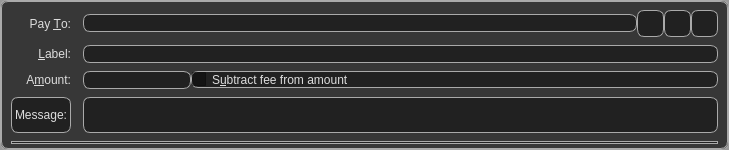
First picture: the form in src/qt/forms/sendcoinsentry.ui, repository fartcoin-project/fartcoin, before the edit.
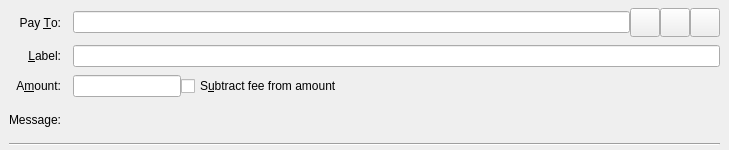
Second picture: the form after the edit. Icons and pictures are not drawn. Custom widgets are drawn as their Qt base class.

What changed in the file:
```diff
--- a/src/qt/forms/sendcoinsentry.ui
+++ b/src/qt/forms/sendcoinsentry.ui
@@ -2,10 +2,6 @@
 <ui version="4.0">
  <class>SendCoinsEntry</class>
  <widget class="QStackedWidget" name="SendCoinsEntry">
-<!-- Set the background to 0% with no-border -->
-            <property name="styleSheet">
-             <string notr="true"> background-color: rgba(0, 0, 0, 40%); border-radius: 7px; border: 1px solid #AAAAAA; color: #DDDDDD; </string>
-            </property>
   <property name="geometry">
    <rect>
     <x>0</x>
@@ -42,10 +38,6 @@
     </property>
     <item row="0" column="0">
      <widget class="QLabel" name="payToLabel">
-<!-- Set the background to 0% with no-border -->
-            <property name="styleSheet">
-             <string notr="true"> background-color: rgba(0, 0, 0, 0%); border: 0px; color: #DDDDDD; </string>
-	    </property>
       <property name="text">
        <string>Pay &amp;To:</string>
       </property>
@@ -139,10 +131,6 @@
     </item>
     <item row="1" column="0">
      <widget class="QLabel" name="labellLabel">
-<!-- Set the background to 0% with no-border -->
-            <property name="styleSheet">
-             <string notr="true"> background-color: rgba(0, 0, 0, 0%); border: 0px; color: #DDDDDD; </string>
-	    </property>
       <property name="text">
        <string>&amp;Label:</string>
       </property>
@@ -163,10 +151,6 @@
     </item>
     <item row="2" column="0">
      <widget class="QLabel" name="amountLabel">
-<!-- Set the background to 0% with no-border -->
-            <property name="styleSheet">
-             <string notr="true"> background-color: rgba(0, 0, 0, 0%); border: 0px; color: #DDDDDD; </string>
-	    </property>
       <property name="text">
        <string>A&amp;mount:</string>
       </property>
```
Left out of the diff: 4 changed lines with no effect on the pictures.
